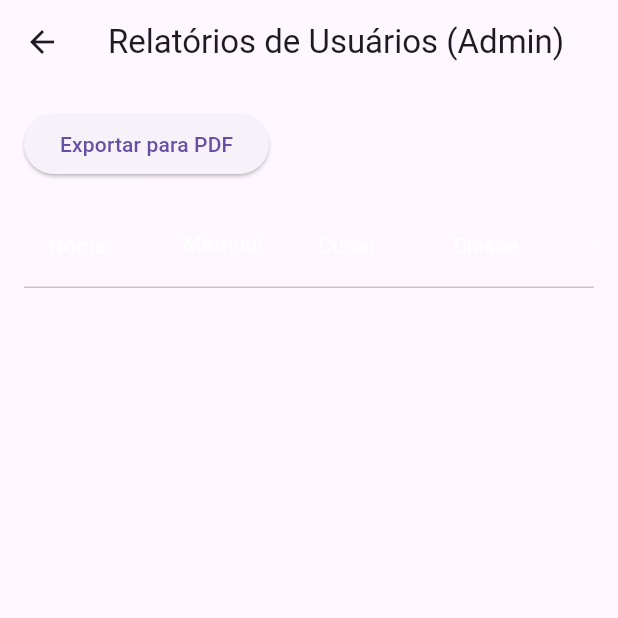
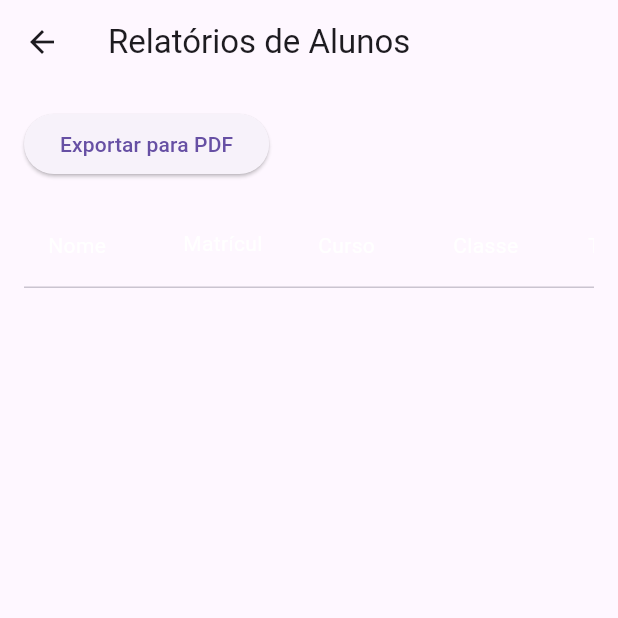
Before and after one commit to paulinofonsecas/gerenciador_matriculas, a Flutter app: the RelatoriosAdminPage screen opened directly, on a phone screen of 412 x 824 dp, the top half of it. Run offline on Flutter 3.47's test engine with Material 3 defaults, Android fonts, the phone set to English and light mode, and no system bars; drawn by our look-alikes of syncfusion_flutter_datagrid; our stand-ins replace bloc, cloud_firestore, equatable, firebase_auth, firebase_core, flutter_bloc and 5 more; missing offline and left inert: dart:html, flutter_gutter, password_generator, syncfusion_flutter_core, syncfusion_flutter_datagrid_export, syncfusion_flutter_pdf; accounts and stored records are empty.

Commit message:
ajustes no relatorio de alunos

```diff
--- a/lib/features/admin_home/widgets/admin_home_body.dart
+++ b/lib/features/admin_home/widgets/admin_home_body.dart
@@ -1,6 +1,7 @@
 import 'package:flutter/material.dart';
 import 'package:gerenciador_matriculas/features/admin_home/view/reclamacoes_admin_page.dart';
 import 'package:gerenciador_matriculas/features/alunos/view/alunos_page.dart';
+import 'package:gerenciador_matriculas/features/relatorios/relatorios_admin_page.dart';
 
 import 'button_panel_widget.dart';
 
@@ -39,7 +40,7 @@ class AdminHomeBody extends StatelessWidget {
             icon: Icons.print,
             color: Colors.purple,
             onTap: () {
-              Navigator.pushNamed(context, '/create_disciplina');
+              Navigator.push(context, MaterialPageRoute(builder: (_) => const RelatoriosAdminPage()));
             },
           ),
           ButtonPanelWidget(
--- a/lib/features/relatorios/relatorios_admin_page.dart
+++ b/lib/features/relatorios/relatorios_admin_page.dart
@@ -142,7 +142,7 @@ class _RelatoriosAdminPageState extends State<RelatoriosAdminPage> {
   @override
   Widget build(BuildContext context) {
     return Scaffold(
-      appBar: AppBar(title: const Text('Relatórios de Usuários (Admin)')),
+      appBar: AppBar(title: const Text('Relatórios de Alunos')),
       body: Padding(
         padding: const EdgeInsets.all(16.0),
         child: Column(
@@ -231,7 +231,7 @@ class _RelatoriosAdminPageState extends State<RelatoriosAdminPage> {
                       label: Container(
                         padding: const EdgeInsets.all(16),
                         alignment: Alignment.centerLeft,
-                        child: const Text('Status',
+                        child: const Text('Ativo',
                             style: TextStyle(color: Colors.white)),
                       ),
                     ),
@@ -275,7 +275,7 @@ class UsersReportDataSource extends DataGridSource {
               DataGridCell<String>(columnName: 'curso', value: u.curso),
               DataGridCell<String>(columnName: 'classe', value: u.classe),
               DataGridCell<String>(columnName: 'turma', value: u.turma),
-              DataGridCell<bool>(columnName: 'status', value: u.status),
+              DataGridCell<String>(columnName: 'status', value: u.status ? 'Sim' : 'Não'),
             ]))
         .toList();
   }
```
